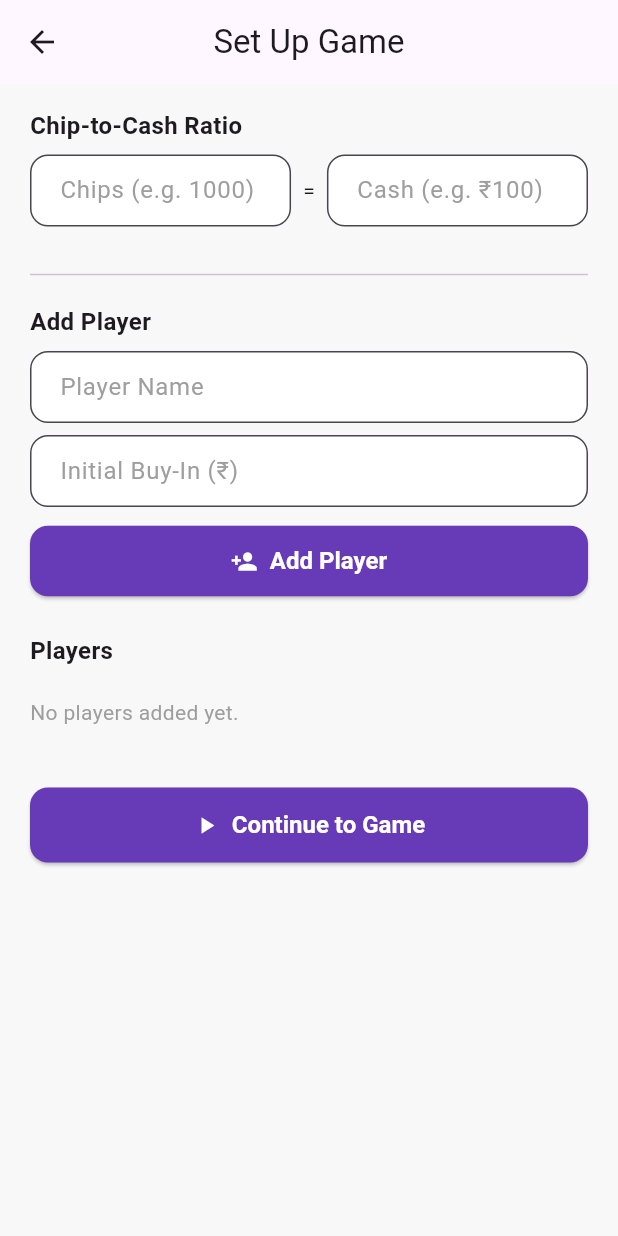
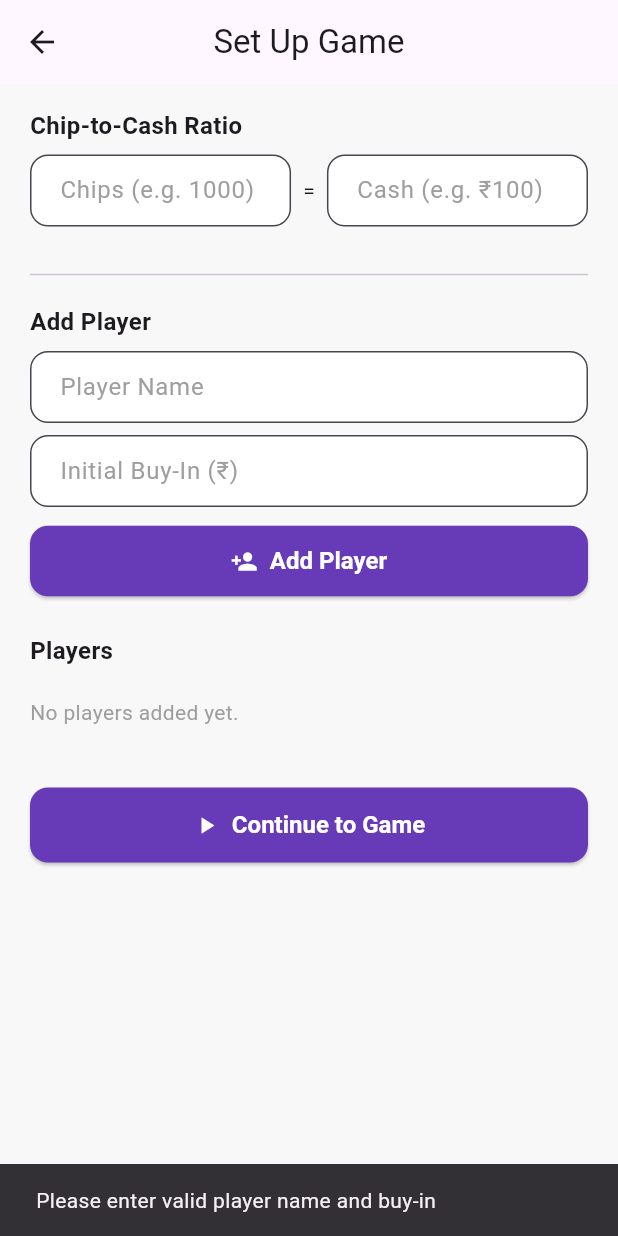
Before and after one commit to jainhimker07/Pokerpal, a Flutter app: the GameScreen screen opened by its route, after a tap on "Add Player", on a phone screen of 412 x 824 dp. Run offline on Flutter 3.47's test engine with Material 3 defaults, Android fonts, the phone set to English and light mode, and no system bars; our stand-ins replace share_plus, shared_preferences; accounts and stored records are empty.

```diff
--- a/lib/screens/game_screen.dart
+++ b/lib/screens/game_screen.dart
@@ -16,29 +16,22 @@ class _GameScreenState extends State<GameScreen> {
 
   List<Map<String, dynamic>> players = [];
   String? groupName;
+  bool isGroupGame = false;
 
   @override
   void didChangeDependencies() {
     super.didChangeDependencies();
     final args = ModalRoute.of(context)?.settings.arguments as Map<String, dynamic>?;
 
-    if (args != null && args.containsKey('groupName')) {
+    if (args != null) {
+      if (args.containsKey('groupName')) {
         groupName = args['groupName'];
+        isGroupGame = true;
+      }
+      if (args.containsKey('players')) {
+        players = List<Map<String, dynamic>>.from(args['players']);
       }
     }
-
-  void _addPlayer() {
-    final name = _nameController.text.trim();
-    final buyIn = double.tryParse(_buyInController.text.trim());
-
-    if (name.isEmpty || buyIn == null || buyIn <= 0) return;
-
-    setState(() {
-      players.add({'name': name, 'buyIn': buyIn});
-    });
-
-    _nameController.clear();
-    _buyInController.clear();
   }
 
   void _continueToGame() {
@@ -62,6 +55,23 @@ class _GameScreenState extends State<GameScreen> {
         if (groupName != null) 'groupName': groupName,
       },
     );
+  }
+
+  void _addPlayer() {
+    final name = _nameController.text.trim();
+    final buyIn = double.tryParse(_buyInController.text.trim());
+
+    if (name.isEmpty || buyIn == null || buyIn <= 0) {
+      ScaffoldMessenger.of(context).showSnackBar(
+        const SnackBar(content: Text('Please enter valid player name and buy-in')),
+      );
+      return;
+    }
+
+    players.add({'name': name, 'buyIn': buyIn});
+    _nameController.clear();
+    _buyInController.clear();
+    setState(() {});
   }
 
   @override
@@ -130,6 +140,7 @@ class _GameScreenState extends State<GameScreen> {
             const SizedBox(height: 24),
             const Divider(),
             const SizedBox(height: 12),
+            if (!isGroupGame) ...[
               const Text(
                 'Add Player',
                 style: TextStyle(fontSize: 16, fontWeight: FontWeight.bold),
@@ -152,6 +163,7 @@ class _GameScreenState extends State<GameScreen> {
                 label: const Text('Add Player'),
               ),
               const SizedBox(height: 24),
+            ],
             const Text(
               'Players',
               style: TextStyle(fontSize: 16, fontWeight: FontWeight.bold),
```
Also changed, not shown: lib/screens/groups/create_group_screen.dart (+31 -2 lines), lib/screens/groups/group_detail_screen.dart (+8 -3 lines). Lines whose indentation alone changed are shown as unchanged.
